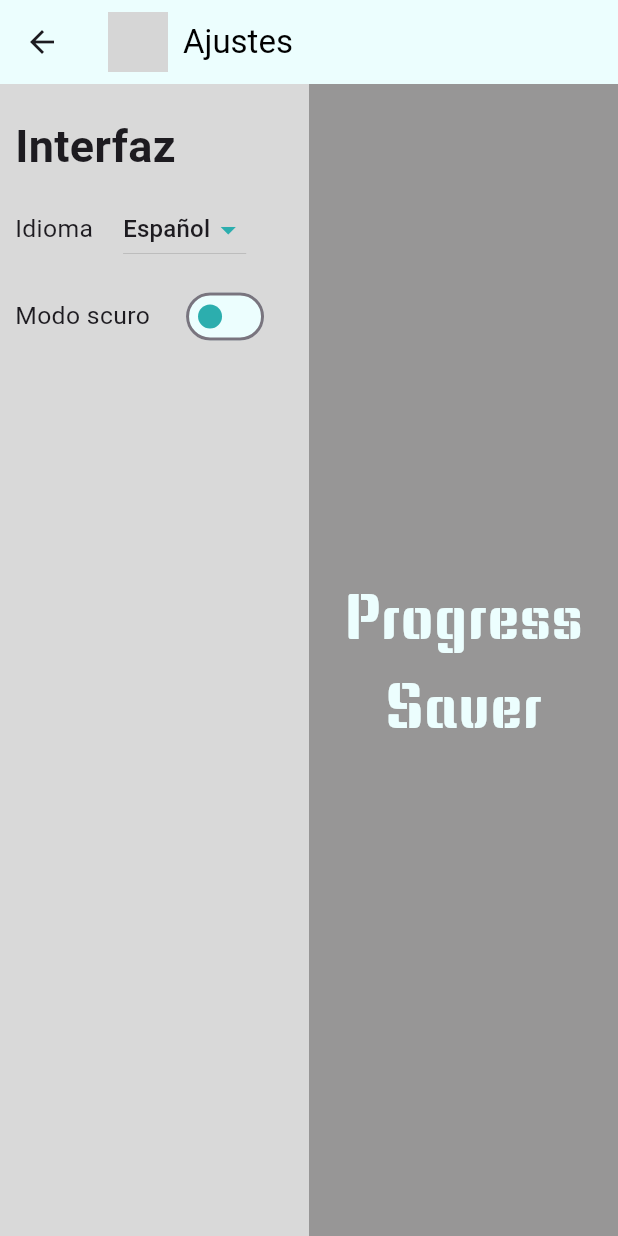
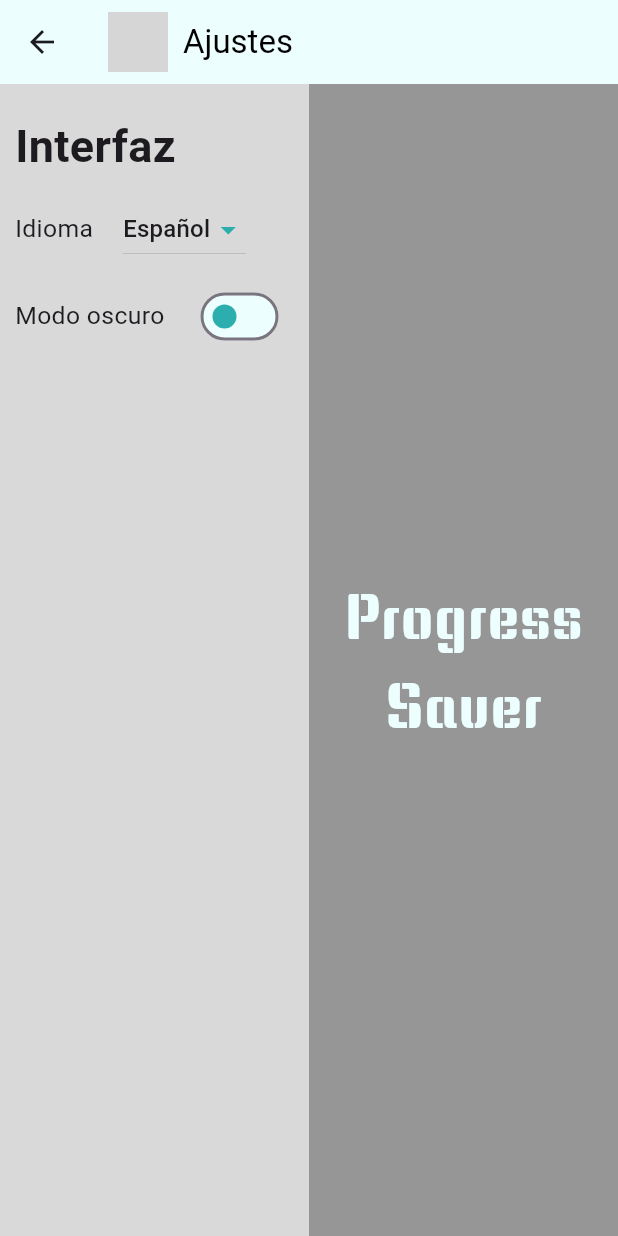
Before and after one commit to Angel2doDAM/progress_saver, a Flutter app: the Ajustes screen opened directly, on a phone screen of 412 x 824 dp. Run offline on Flutter 3.47's test engine with Material 3 defaults, Android fonts, the phone set to English and light mode, and no system bars; our stand-ins replace shared_preferences, sqflite_common_ffi; accounts and stored records are empty; generated files the repository leaves out were written again; network calls fail; grey boxes are pictures that could not be loaded.

Commit message:
Finalizado_ultima_entrega

```diff
--- a/lib/database/database_helper.dart
+++ b/lib/database/database_helper.dart
@@ -12,11 +12,11 @@ class DatabaseHelper {
   /// Configura el entorno SQLite
   /// Crea las tablas necesarias si no existen
   Future<void> initializeDatabase() async {
-     // Inicializa sqflite para entorno FFI
+     /// Inicializa sqflite para entorno FFI
     sqfliteFfiInit();
     databaseFactory = databaseFactoryFfi;
 
-    // Especifica la ruta para la base de datos
+    /// Especifica la ruta para la base de datos
     final directory = Directory.current;
     final dbPath = join(directory.path, "base_de_datos", 'progress_saver.db');
     _database = await databaseFactory.openDatabase(dbPath);
--- a/lib/l10n/app_en.arb
+++ b/lib/l10n/app_en.arb
@@ -33,7 +33,7 @@
   "home": "Home",
   "session": "Session",
   "interface": "Interface",
-  "lenguaje" : "Lenguajea",
+  "lenguaje" : "Lenguaje",
   "deleteAcount": "Delete Acount",
   "close": "Close",
   "addExercise": "Exercise to add:",
--- a/lib/l10n/app_es.arb
+++ b/lib/l10n/app_es.arb
@@ -40,7 +40,7 @@
   "desiredWeight": "Inserte el peso deseado:",
   "kg": "kg",
   "logout": "Cerrar Sesion",
-  "darkTheme": "Modo scuro",
+  "darkTheme": "Modo oscuro",
   "onlyNumbers": "Inserte solo números",
   "cancel": "Cancelar",
   "weight": "Peso",
--- a/lib/main.dart
+++ b/lib/main.dart
@@ -37,7 +37,6 @@ void main() async {
   );
 }
 
-
 class MyApp extends StatelessWidget {
   final Widget startPage;
 
@@ -60,7 +59,7 @@ class MyApp extends StatelessWidget {
         Locale('ar'),
         Locale('el'),
       ],
-      locale: context.watch<LanguageProvider>().chosenLocale,
+      locale: context.watch<LanguageProvider>().chosenLocale, /// Usando el valor por defecto
       theme: context.watch<ThemeProvider>().isLightMode
           ? ThemeData.light()
           : ThemeData.dark(),
--- a/pubspec.yaml
+++ b/pubspec.yaml
@@ -24,6 +24,8 @@ dev_dependencies:
   flutter_test:
     sdk: flutter
   flutter_lints: ^4.0.0
+  integration_test:
+    sdk: flutter
 
 flutter:
   generate: true
```
Also changed, not shown: lib/view/ajustes_usuario.dart (+10 -10 lines), lib/view/home.dart (+12 -12 lines), lib/view/inicio.dart (+8 -8 lines), lib/view/inicio_sesion.dart (+8 -8 lines), lib/view/perfil.dart (+13 -13 lines), lib/view/registro_usuario.dart (+12 -12 lines), pubspec.lock, 2 other files.
